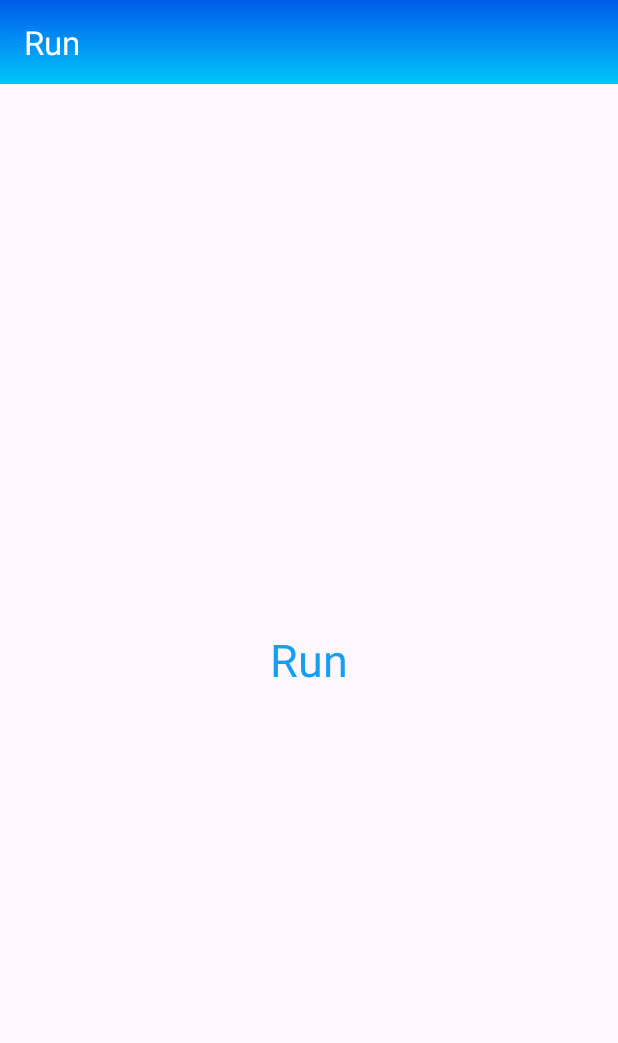
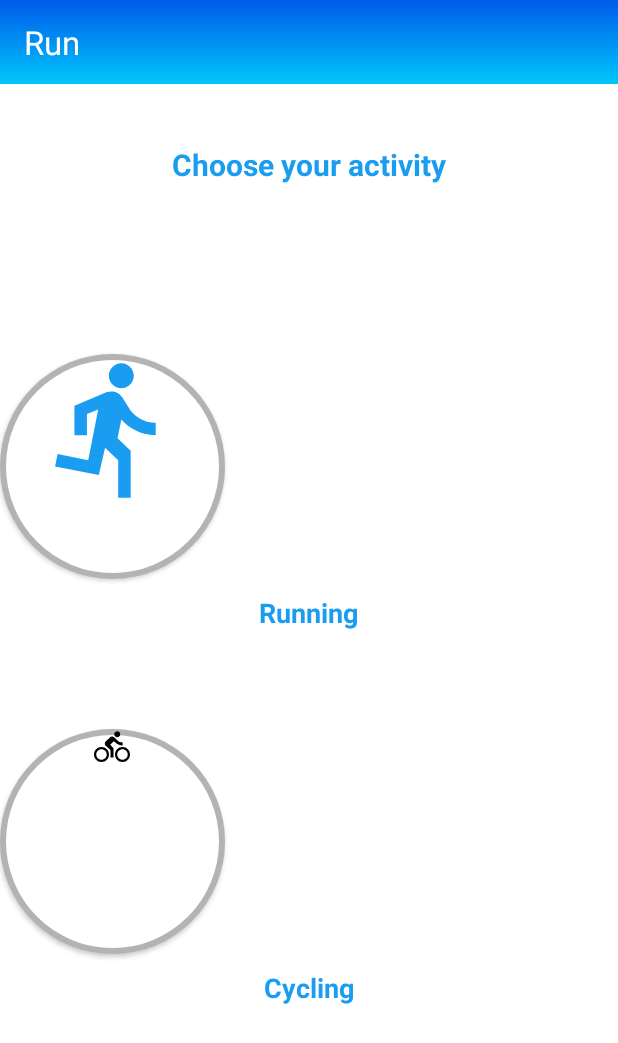
Before and after one commit to HajdukJ/Aplikacja_Sportowa, an Android app: the screen it shows after launch (MainActivity), in the side drawer, after a tap on "Run", on a phone screen of 412 x 824 dp. Shown: the top 1043 px of the screen. Run offline under Robolectric (Android 15) with nearby library versions, the phone set to English and light mode, and no system bars; our stand-ins replace Firebase (no records; nobody signed in at launch, a user with empty details on screens opened directly).

Commit message:
Dodanie layoutu dla RunFragment

```diff
--- /dev/null
+++ b/app/src/main/java/com/example/aplikacja_sportowa/BikeActivityFragment.kt
@@ -0,0 +1,16 @@
+package com.example.aplikacja_sportowa
+
+import android.os.Bundle
+import androidx.fragment.app.Fragment
+import android.view.LayoutInflater
+import android.view.View
+import android.view.ViewGroup
+
+class BikeActivityFragment : Fragment() {
+    override fun onCreateView(
+        inflater: LayoutInflater, container: ViewGroup?,
+        savedInstanceState: Bundle?
+    ): View? {
+        return inflater.inflate(R.layout.fragment_home, container, false)
+    }
+}
--- /dev/null
+++ b/app/src/main/java/com/example/aplikacja_sportowa/RunActivityFragment.kt
@@ -0,0 +1,16 @@
+package com.example.aplikacja_sportowa
+
+import android.os.Bundle
+import androidx.fragment.app.Fragment
+import android.view.LayoutInflater
+import android.view.View
+import android.view.ViewGroup
+
+class RunActivityFragment : Fragment() {
+    override fun onCreateView(
+        inflater: LayoutInflater, container: ViewGroup?,
+        savedInstanceState: Bundle?
+    ): View? {
+        return inflater.inflate(R.layout.fragment_home, container, false)
+    }
+}
--- a/app/src/main/java/com/example/aplikacja_sportowa/RunFragment.kt
+++ b/app/src/main/java/com/example/aplikacja_sportowa/RunFragment.kt
@@ -1,3 +1,4 @@
+
 package com.example.aplikacja_sportowa
 
 import android.os.Bundle
@@ -5,12 +6,29 @@ import androidx.fragment.app.Fragment
 import android.view.LayoutInflater
 import android.view.View
 import android.view.ViewGroup
+import android.widget.Button
+import android.widget.Toast
 
 class RunFragment : Fragment() {
+
     override fun onCreateView(
         inflater: LayoutInflater, container: ViewGroup?,
         savedInstanceState: Bundle?
     ): View? {
-        return inflater.inflate(R.layout.fragment_run, container, false)
+
+        val view = inflater.inflate(R.layout.fragment_run, container, false)
+
+        val runningButton = view.findViewById<Button>(R.id.runningButton)
+        val cyclingButton = view.findViewById<Button>(R.id.cyclingButton)
+
+        runningButton.setOnClickListener {
+            Toast.makeText(context, "Current activity: Running", Toast.LENGTH_SHORT).show()
+        }
+
+        cyclingButton.setOnClickListener {
+            Toast.makeText(context, "Current activity: Cycling", Toast.LENGTH_SHORT).show()
+        }
+
+        return view
     }
 }
--- /dev/null
+++ b/app/src/main/res/drawable/baseline_directions_bike_24.xml
@@ -0,0 +1,5 @@
+<vector xmlns:android="http://schemas.android.com/apk/res/android" android:autoMirrored="true" android:height="24dp" android:tint="#000000" android:viewportHeight="24" android:viewportWidth="24" android:width="24dp">
+
+    <path android:fillColor="@android:color/white" android:pathData="M15.5,5.5c1.1,0 2,-0.9 2,-2s-0.9,-2 -2,-2 -2,0.9 -2,2 0.9,2 2,2zM5,12c-2.8,0 -5,2.2 -5,5s2.2,5 5,5 5,-2.2 5,-5 -2.2,-5 -5,-5zM5,20.5c-1.9,0 -3.5,-1.6 -3.5,-3.5s1.6,-3.5 3.5,-3.5 3.5,1.6 3.5,3.5 -1.6,3.5 -3.5,3.5zM10.8,10.5l2.4,-2.4 0.8,0.8c1.3,1.3 3,2.1 5.1,2.1L19.1,9c-1.5,0 -2.7,-0.6 -3.6,-1.5l-1.9,-1.9c-0.5,-0.4 -1,-0.6 -1.6,-0.6s-1.1,0.2 -1.4,0.6L7.8,8.4c-0.4,0.4 -0.6,0.9 -0.6,1.4 0,0.6 0.2,1.1 0.6,1.4L11,14v5h2v-6.2l-2.2,-2.3zM19,12c-2.8,0 -5,2.2 -5,5s2.2,5 5,5 5,-2.2 5,-5 -2.2,-5 -5,-5zM19,20.5c-1.9,0 -3.5,-1.6 -3.5,-3.5s1.6,-3.5 3.5,-3.5 3.5,1.6 3.5,3.5 -1.6,3.5 -3.5,3.5z"/>
+
+</vector>
--- /dev/null
+++ b/app/src/main/res/drawable/circle_background_white_2.xml
@@ -0,0 +1,14 @@
+<layer-list xmlns:android="http://schemas.android.com/apk/res/android">
+    <item>
+        <shape android:shape="oval">
+            <size android:width="200dp" android:height="200dp" />
+            <solid android:color="#B3B3B3" />
+        </shape>
+    </item>
+    <item android:top="4dp" android:left="4dp" android:right="4dp" android:bottom="4dp">
+        <shape android:shape="oval">
+            <solid android:color="#FFFFFF" />
+            <size android:width="150dp" android:height="150dp" />
+        </shape>
+    </item>
+</layer-list>
--- /dev/null
+++ b/app/src/main/res/drawable/run_24.xml
@@ -0,0 +1,12 @@
+<vector xmlns:android="http://schemas.android.com/apk/res/android"
+    android:autoMirrored="true"
+    android:height="100dp"
+    android:width="100dp"
+    android:viewportHeight="24"
+    android:viewportWidth="24"
+    android:tint="@color/blue">
+
+<path
+android:fillColor="@android:color/white"
+android:pathData="M13.49,5.48c1.1,0 2,-0.9 2,-2s-0.9,-2 -2,-2 -2,0.9 -2,2 0.9,2 2,2zM9.89,19.38l1,-4.4 2.1,2v6h2v-7.5l-2.1,-2 0.6,-3c1.3,1.5 3.3,2.5 5.5,2.5v-2c-1.9,0 -3.5,-1 -4.3,-2.4l-1,-1.6c-0.4,-0.6 -1,-1 -1.7,-1 -0.3,0 -0.5,0.1 -0.8,0.1l-5.2,2.2v4.7h2v-3.4l1.8,-0.7 -1.6,8.1 -4.9,-1 -0.4,2 7,1.4z"/>
+</vector>
--- /dev/null
+++ b/app/src/main/res/layout/fragment_bike_activity.xml
@@ -0,0 +1,18 @@
+<?xml version="1.0" encoding="utf-8"?>
+<RelativeLayout
+    xmlns:android="http://schemas.android.com/apk/res/android"
+    xmlns:tools="http://schemas.android.com/tools"
+    android:layout_width="match_parent"
+    android:layout_height="match_parent"
+    tools:context=".BikeActivityFragment">
+
+    <!-- TODO: Update blank fragment layout -->
+    <TextView
+        android:layout_width="wrap_content"
+        android:layout_height="wrap_content"
+        android:text="Cycling"
+        android:textSize="30sp"
+        android:layout_centerInParent="true"
+        android:textColor="@color/blue"/>
+
+</RelativeLayout>
--- a/app/src/main/res/layout/fragment_run.xml
+++ b/app/src/main/res/layout/fragment_run.xml
@@ -1,17 +1,80 @@
 <?xml version="1.0" encoding="utf-8"?>
 <RelativeLayout
     xmlns:android="http://schemas.android.com/apk/res/android"
-    xmlns:tools="http://schemas.android.com/tools"
     android:layout_width="match_parent"
     android:layout_height="match_parent"
-    tools:context=".RunFragment">
+    android:background="@color/white">
 
-    <!-- TODO: Update blank fragment layout -->
     <TextView
+        android:id="@+id/activityTitle"
         android:layout_width="wrap_content"
         android:layout_height="wrap_content"
-        android:text="Run"
-        android:textSize="30sp"
-        android:layout_centerInParent="true"
-        android:textColor="@color/blue"/>
+        android:text="Choose your activity"
+        android:textStyle="bold"
+        android:textSize="20sp"
+        android:textColor="@color/blue"
+        android:layout_centerHorizontal="true"
+        android:layout_marginTop="40dp" />
+
+    <LinearLayout
+        android:id="@+id/runningLayout"
+        android:layout_width="match_parent"
+        android:layout_height="wrap_content"
+        android:orientation="vertical"
+        android:layout_marginTop="120dp"
+        android:layout_centerHorizontal="true">
+
+        <androidx.appcompat.widget.AppCompatButton
+            android:id="@+id/runningButton"
+            android:layout_width="150dp"
+            android:layout_height="150dp"
+            android:layout_below="@id/activityTitle"
+            android:layout_centerHorizontal="true"
+            android:layout_marginTop="60dp"
+            android:background="@drawable/circle_background_white_2"
+            android:drawableTop="@drawable/run_24"
+            android:drawablePadding="8dp"
+            android:gravity="center" />
+
+        <TextView
+            android:layout_width="wrap_content"
+            android:layout_height="wrap_content"
+            android:text="Running"
+            android:textSize="18sp"
+            android:textColor="@color/blue"
+            android:textStyle="bold"
+            android:layout_gravity="center"
+            android:layout_marginTop="10dp" />
+    </LinearLayout>
+
+    <LinearLayout
+        android:id="@+id/cyclingLayout"
+        android:layout_width="match_parent"
+        android:layout_height="wrap_content"
+        android:orientation="vertical"
+        android:layout_marginTop="400dp"
+        android:layout_centerHorizontal="true">
+
+        <androidx.appcompat.widget.AppCompatButton
+            android:id="@+id/cyclingButton"
+            android:layout_width="150dp"
+            android:layout_height="150dp"
+            android:layout_below="@id/runningButton"
+            android:layout_centerHorizontal="true"
+            android:layout_marginTop="30dp"
+            android:background="@drawable/circle_background_white_2"
+            android:drawableTop="@drawable/baseline_directions_bike_24"
+            android:drawablePadding="8dp"
+            android:gravity="center" />
+
+        <TextView
+            android:layout_width="wrap_content"
+            android:layout_height="wrap_content"
+            android:text="Cycling"
+            android:textSize="18sp"
+            android:textColor="@color/blue"
+            android:textStyle="bold"
+            android:layout_gravity="center"
+            android:layout_marginTop="10dp" />
+    </LinearLayout>
 </RelativeLayout>
--- /dev/null
+++ b/app/src/main/res/layout/fragment_run_activity.xml
@@ -0,0 +1,18 @@
+<?xml version="1.0" encoding="utf-8"?>
+<RelativeLayout
+    xmlns:android="http://schemas.android.com/apk/res/android"
+    xmlns:tools="http://schemas.android.com/tools"
+    android:layout_width="match_parent"
+    android:layout_height="match_parent"
+    tools:context=".RunActivityFragment">
+
+    <!-- TODO: Update blank fragment layout -->
+    <TextView
+        android:layout_width="wrap_content"
+        android:layout_height="wrap_content"
+        android:text="Running"
+        android:textSize="30sp"
+        android:layout_centerInParent="true"
+        android:textColor="@color/blue"/>
+
+</RelativeLayout>
```
